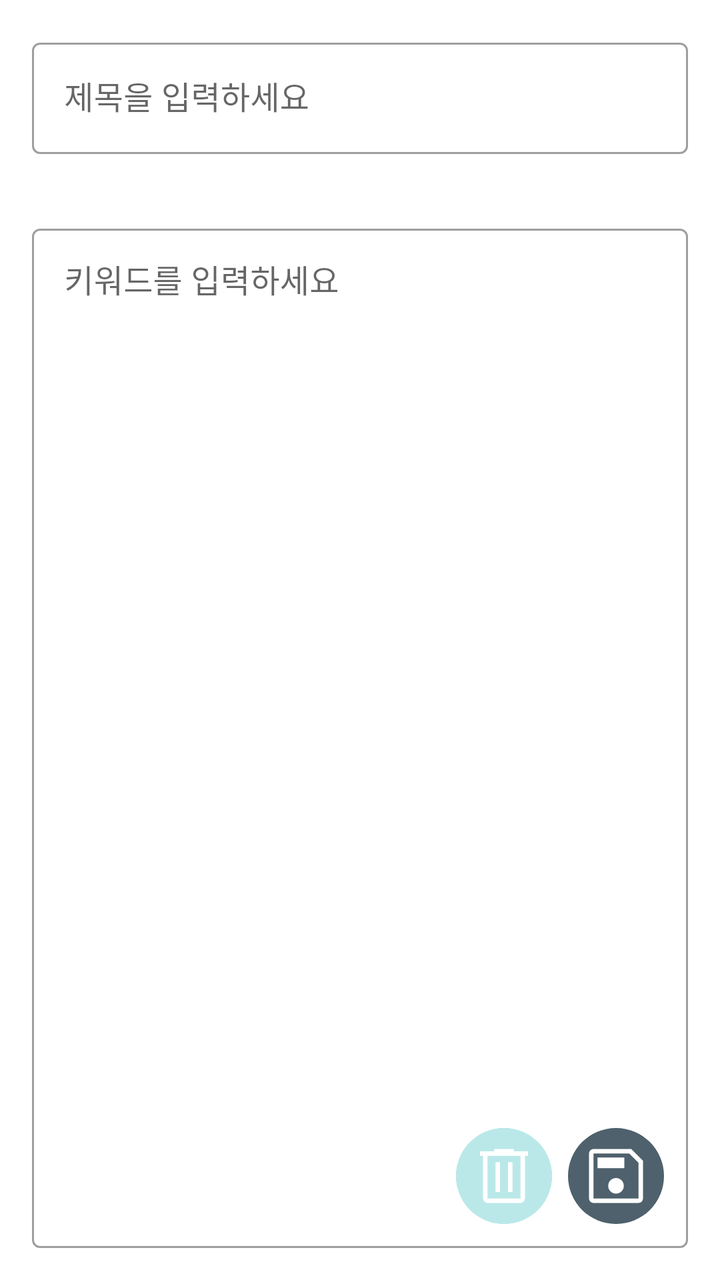
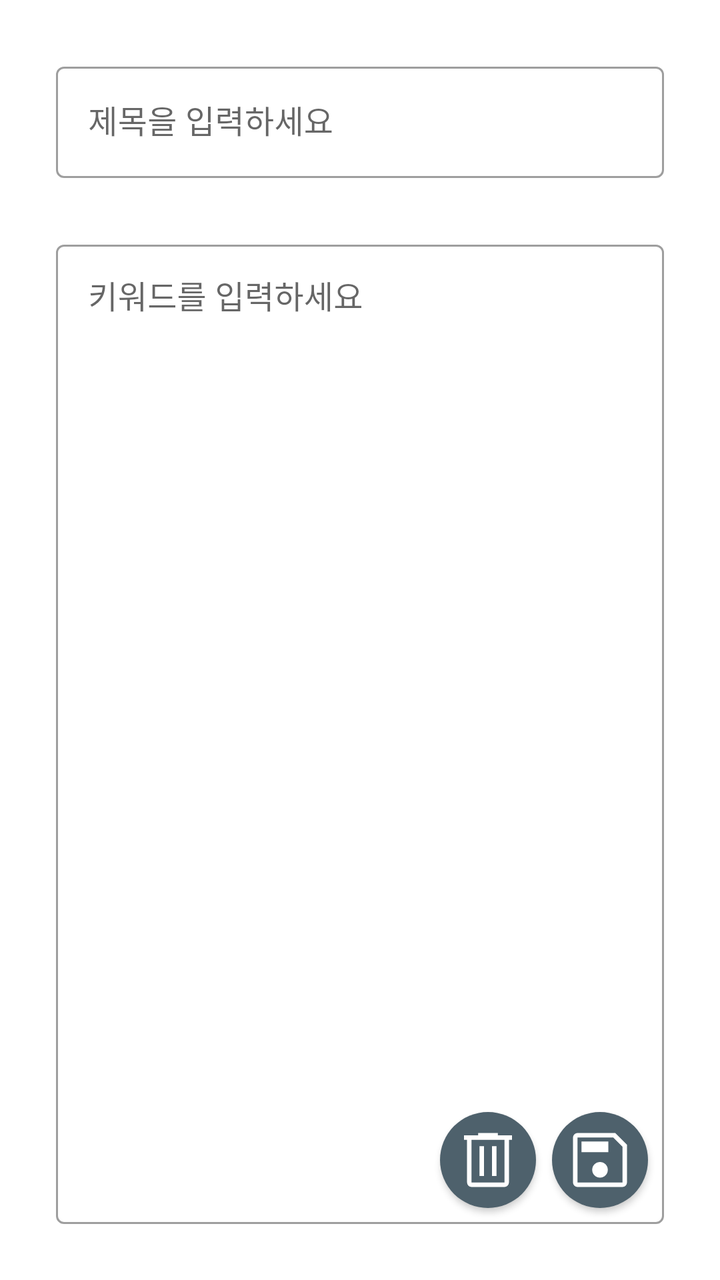

The first picture is an Android layout as it rendered before a commit; the second is the same layout after the commit. The layout source and the unified diff follow.
<!-- AndroidManifest.xml: application theme Theme.KeywordPick -->
<!-- res/layout/activity_edit.xml -->
<?xml version="1.0" encoding="utf-8"?>
<androidx.constraintlayout.widget.ConstraintLayout
    xmlns:android="http://schemas.android.com/apk/res/android"
    xmlns:app="http://schemas.android.com/apk/res-auto"
    xmlns:tools="http://schemas.android.com/tools"
    android:layout_width="match_parent"
    android:layout_height="match_parent">

    <com.google.android.material.textfield.TextInputLayout
        android:id="@+id/textInputLayout_title"
        style="@style/Widget.MaterialComponents.TextInputLayout.OutlinedBox"
        android:layout_width="0dp"
        android:layout_height="wrap_content"
        android:layout_margin="16dp"
        android:hint="제목을 입력하세요"
        app:layout_constraintBottom_toTopOf="@+id/textInputLayout_content"
        app:layout_constraintEnd_toEndOf="parent"
        app:layout_constraintStart_toStartOf="parent"
        app:layout_constraintTop_toTopOf="parent">

        <com.google.android.material.textfield.TextInputEditText
            android:id="@+id/title_edit_id"
            android:layout_width="match_parent"
            android:layout_height="wrap_content"
            android:visibility="visible"
            app:layout_constraintEnd_toEndOf="parent"
            app:layout_constraintStart_toStartOf="parent"
            app:layout_constraintTop_toTopOf="parent" />

    </com.google.android.material.textfield.TextInputLayout>

    <com.google.android.material.textfield.TextInputLayout
        android:id="@+id/textInputLayout_content"
        style="@style/Widget.MaterialComponents.TextInputLayout.OutlinedBox"
        android:layout_width="0dp"
        android:layout_height="0dp"
        android:layout_margin="16dp"
        android:hint="키워드를 입력하세요"
        app:layout_constraintBottom_toBottomOf="parent"
        app:layout_constraintEnd_toEndOf="parent"
        app:layout_constraintStart_toStartOf="parent"
        app:layout_constraintTop_toBottomOf="@+id/textInputLayout_title">

        <com.google.android.material.textfield.TextInputEditText
            android:id="@+id/edit_id"
            android:layout_width="match_parent"
            android:layout_height="match_parent"
            android:gravity="start"
            android:scrollbars="vertical"
            android:visibility="visible"
            app:layout_constraintEnd_toEndOf="parent"
            app:layout_constraintStart_toStartOf="parent"
            app:layout_constraintTop_toTopOf="parent" />

    </com.google.android.material.textfield.TextInputLayout>

    <com.google.android.material.button.MaterialButton
        android:id="@+id/button_delete"
        style="@style/Widget.Material3.Button.IconButton"
        android:backgroundTint="@color/colorSecondary"
        app:iconTint="@color/colorOnPrimary"
        android:layout_width="48dp"
        android:layout_height="48dp"
        android:layout_marginEnd="8dp"
        android:layout_marginBottom="28dp"
        android:insetLeft="0dp"
        android:insetTop="0dp"
        android:insetRight="0dp"
        android:insetBottom="0dp"
        app:icon="@drawable/delete_48px"
        app:iconGravity="textStart"
        app:iconPadding="0dp"
        app:iconSize="36dp"
        app:layout_constraintBottom_toBottomOf="parent"
        app:layout_constraintEnd_toStartOf="@id/button_save" />

    <com.google.android.material.button.MaterialButton
        android:id="@+id/button_save"
        style="@style/Widget.Material3.Button.IconButton.Filled"
        android:layout_width="48dp"
        android:layout_height="48dp"
        android:layout_marginEnd="28dp"
        android:layout_marginBottom="28dp"
        android:insetLeft="0dp"
        android:insetTop="0dp"
        android:insetRight="0dp"
        android:insetBottom="0dp"
        app:icon="@drawable/save_48px"
        app:iconGravity="textStart"
        app:iconPadding="0dp"
        app:iconSize="36dp"
        app:layout_constraintBottom_toBottomOf="parent"
        app:layout_constraintEnd_toEndOf="parent" />

</androidx.constraintlayout.widget.ConstraintLayout>
<!-- resources referenced by this layout -->
<resources>
  <color name="colorOnPrimary">@color/white</color>
  <color name="colorSecondary">#BAE8E8</color>
  <!-- drawable delete_48px (drawable) -->
  <vector xmlns:android="http://schemas.android.com/apk/res/android"
      android:width="48dp"
      android:height="48dp"
      android:viewportWidth="960"
      android:viewportHeight="960"
      android:tint="?attr/colorControlNormal">
    <path
        android:fillColor="@android:color/white"
        android:pathData="M261,840Q236.25,840 218.63,822.38Q201,804.75 201,780L201,210L160,210L160,150L348,150L348,120L612,120L612,150L800,150L800,210L759,210L759,780Q759,804 741,822Q723,840 699,840L261,840ZM699,210L261,210L261,780Q261,780 261,780Q261,780 261,780L699,780Q699,780 699,780Q699,780 699,780L699,210ZM367,694L427,694L427,295L367,295L367,694ZM533,694L593,694L593,295L533,295L533,694ZM261,210L261,210L261,780Q261,780 261,780Q261,780 261,780L261,780Q261,780 261,780Q261,780 261,780L261,210Z"/>
  </vector>
  <!-- drawable save_48px (drawable) -->
  <vector xmlns:android="http://schemas.android.com/apk/res/android"
      android:width="48dp"
      android:height="48dp"
      android:viewportWidth="960"
      android:viewportHeight="960"
      android:tint="?attr/colorControlNormal">
    <path
        android:fillColor="@android:color/white"
        android:pathData="M840,277L840,780Q840,804 822,822Q804,840 780,840L180,840Q156,840 138,822Q120,804 120,780L120,180Q120,156 138,138Q156,120 180,120L683,120L840,277ZM780,304L656,180L180,180Q180,180 180,180Q180,180 180,180L180,780Q180,780 180,780Q180,780 180,780L780,780Q780,780 780,780Q780,780 780,780L780,304ZM479.77,715Q523,715 553.5,684.73Q584,654.47 584,611.23Q584,568 553.73,537.5Q523.47,507 480.23,507Q437,507 406.5,537.27Q376,567.53 376,610.77Q376,654 406.27,684.5Q436.53,715 479.77,715ZM233,376L591,376L591,233L233,233L233,376ZM180,304L180,780Q180,780 180,780Q180,780 180,780L180,780Q180,780 180,780Q180,780 180,780L180,180Q180,180 180,180Q180,180 180,180L180,180L180,304Z"/>
  </vector>
  <style name="Theme.KeywordPick" parent="Theme.MaterialComponents.DayNight.DarkActionBar">
          
          <item name="colorPrimary">@color/material_dynamic_secondary40</item>
          <item name="colorPrimaryVariant">@color/material_dynamic_secondary20</item>
          <item name="colorOnPrimary">@color/white</item>
          
          <item name="colorSecondary">#BAE8E8</item>
          <item name="colorSecondaryVariant">#E3F6F5</item>
          <item name="colorOnSecondary">@color/black</item>
          
          <item name="android:statusBarColor">?attr/colorSecondary</item>
          
          <item name="windowNoTitle">true</item>
          <item name="backgroundColor">?attr/colorOnPrimary</item>
      </style>
  <color name="white">#FFFFFFFF</color>
  <color name="black">#FF000000</color>
</resources>

<!-- the commit's change to res/layout/activity_edit.xml (unified diff, before → after) -->
@@ -11,7 +11,9 @@
         style="@style/Widget.MaterialComponents.TextInputLayout.OutlinedBox"
         android:layout_width="0dp"
         android:layout_height="wrap_content"
-        android:layout_margin="16dp"
+        android:layout_marginTop="28dp"
+        android:layout_marginStart="28dp"
+        android:layout_marginEnd="28dp"
         android:hint="제목을 입력하세요"
         app:layout_constraintBottom_toTopOf="@+id/textInputLayout_content"
         app:layout_constraintEnd_toEndOf="parent"
@@ -34,7 +36,7 @@
         style="@style/Widget.MaterialComponents.TextInputLayout.OutlinedBox"
         android:layout_width="0dp"
         android:layout_height="0dp"
-        android:layout_margin="16dp"
+        android:layout_margin="28dp"
         android:hint="키워드를 입력하세요"
         app:layout_constraintBottom_toBottomOf="parent"
         app:layout_constraintEnd_toEndOf="parent"
@@ -54,41 +56,34 @@
 
     </com.google.android.material.textfield.TextInputLayout>
 
-    <com.google.android.material.button.MaterialButton
+    <Button
         android:id="@+id/button_delete"
-        style="@style/Widget.Material3.Button.IconButton"
-        android:backgroundTint="@color/colorSecondary"
-        app:iconTint="@color/colorOnPrimary"
+        android:background="@drawable/round_button_light"
         android:layout_width="48dp"
         android:layout_height="48dp"
         android:layout_marginEnd="8dp"
-        android:layout_marginBottom="28dp"
-        android:insetLeft="0dp"
-        android:insetTop="0dp"
-        android:insetRight="0dp"
-        android:insetBottom="0dp"
+        android:layout_marginBottom="36dp"
         app:icon="@drawable/delete_48px"
         app:iconGravity="textStart"
         app:iconPadding="0dp"
         app:iconSize="36dp"
+        app:iconTint="@color/colorOnPrimary"
         app:layout_constraintBottom_toBottomOf="parent"
-        app:layout_constraintEnd_toStartOf="@id/button_save" />
+        app:layout_constraintEnd_toStartOf="@id/button_save"
+        />
 
-    <com.google.android.material.button.MaterialButton
+    <Button
         android:id="@+id/button_save"
-        style="@style/Widget.Material3.Button.IconButton.Filled"
+        android:background="@drawable/round_button"
         android:layout_width="48dp"
         android:layout_height="48dp"
-        android:layout_marginEnd="28dp"
-        android:layout_marginBottom="28dp"
-        android:insetLeft="0dp"
-        android:insetTop="0dp"
-        android:insetRight="0dp"
-        android:insetBottom="0dp"
+        android:layout_marginEnd="36dp"
+        android:layout_marginBottom="36dp"
         app:icon="@drawable/save_48px"
         app:iconGravity="textStart"
         app:iconPadding="0dp"
         app:iconSize="36dp"
+        app:iconTint="@color/colorOnPrimary"
         app:layout_constraintBottom_toBottomOf="parent"
         app:layout_constraintEnd_toEndOf="parent" />
 
<!-- resource entries referenced after the edit -->
@@ -1,7 +1,10 @@
 <!-- resources referenced by this layout -->
 <resources>
-  <color name="colorOnPrimary">@color/white</color>
-  <color name="colorSecondary">#BAE8E8</color>
+  <color name="colorOnPrimary">#FFFFFF</color>
+  <color name="colorSecondary">#B6DEDE</color>
+  <color name="colorPrimaryVariant">#FF20333D</color>
+  <color name="colorSecondaryVariant">#D2E4E3</color>
+  <color name="colorOnSecondary">#000000</color>
   <!-- drawable delete_48px (drawable) -->
   <vector xmlns:android="http://schemas.android.com/apk/res/android"
       android:width="48dp"
@@ -13,6 +16,18 @@
         android:fillColor="@android:color/white"
         android:pathData="M261,840Q236.25,840 218.63,822.38Q201,804.75 201,780L201,210L160,210L160,150L348,150L348,120L612,120L612,150L800,150L800,210L759,210L759,780Q759,804 741,822Q723,840 699,840L261,840ZM699,210L261,210L261,780Q261,780 261,780Q261,780 261,780L699,780Q699,780 699,780Q699,780 699,780L699,210ZM367,694L427,694L427,295L367,295L367,694ZM533,694L593,694L593,295L533,295L533,694ZM261,210L261,210L261,780Q261,780 261,780Q261,780 261,780L261,780Q261,780 261,780Q261,780 261,780L261,210Z"/>
   </vector>
+  <!-- drawable round_button (drawable) -->
+  <?xml version="1.0" encoding="utf-8"?>
+  <shape xmlns:android="http://schemas.android.com/apk/res/android"
+      android:shape="oval">
+      <solid android:color="@color/colorPrimary" />
+  </shape>
+  <!-- drawable round_button_light (drawable) -->
+  <?xml version="1.0" encoding="utf-8"?>
+  <shape xmlns:android="http://schemas.android.com/apk/res/android"
+      android:shape="oval">
+      <solid android:color="@color/colorSecondary" />
+  </shape>
   <!-- drawable save_48px (drawable) -->
   <vector xmlns:android="http://schemas.android.com/apk/res/android"
       android:width="48dp"
@@ -24,22 +39,21 @@
         android:fillColor="@android:color/white"
         android:pathData="M840,277L840,780Q840,804 822,822Q804,840 780,840L180,840Q156,840 138,822Q120,804 120,780L120,180Q120,156 138,138Q156,120 180,120L683,120L840,277ZM780,304L656,180L180,180Q180,180 180,180Q180,180 180,180L180,780Q180,780 180,780Q180,780 180,780L780,780Q780,780 780,780Q780,780 780,780L780,304ZM479.77,715Q523,715 553.5,684.73Q584,654.47 584,611.23Q584,568 553.73,537.5Q523.47,507 480.23,507Q437,507 406.5,537.27Q376,567.53 376,610.77Q376,654 406.27,684.5Q436.53,715 479.77,715ZM233,376L591,376L591,233L233,233L233,376ZM180,304L180,780Q180,780 180,780Q180,780 180,780L180,780Q180,780 180,780Q180,780 180,780L180,180Q180,180 180,180Q180,180 180,180L180,180L180,304Z"/>
   </vector>
-  <style name="Theme.KeywordPick" parent="Theme.MaterialComponents.DayNight.DarkActionBar">
+  <style name="Theme.KeywordPick" parent="Theme.MaterialComponents.DayNight">
           
-          <item name="colorPrimary">@color/material_dynamic_secondary40</item>
-          <item name="colorPrimaryVariant">@color/material_dynamic_secondary20</item>
-          <item name="colorOnPrimary">@color/white</item>
+          <item name="colorPrimary">@color/colorPrimary</item>
+          <item name="colorPrimaryVariant">@color/colorPrimaryVariant</item>
+          <item name="colorOnPrimary">@color/colorOnPrimary</item>
           
-          <item name="colorSecondary">#BAE8E8</item>
-          <item name="colorSecondaryVariant">#E3F6F5</item>
-          <item name="colorOnSecondary">@color/black</item>
+          <item name="colorSecondary">@color/colorSecondary</item>
+          <item name="colorSecondaryVariant">@color/colorSecondaryVariant</item>
+          <item name="colorOnSecondary">@color/colorOnSecondary</item>
           
-          <item name="android:statusBarColor">?attr/colorSecondary</item>
+          <item name="android:statusBarColor">@color/colorSecondary</item>
           
           <item name="windowNoTitle">true</item>
-          <item name="backgroundColor">?attr/colorOnPrimary</item>
+          <item name="windowActionBar">false</item>
       </style>
-  <color name="white">#FFFFFFFF</color>
-  <color name="black">#FF000000</color>
+  <color name="colorPrimary">#FF4E616C</color>
 </resources>
 
